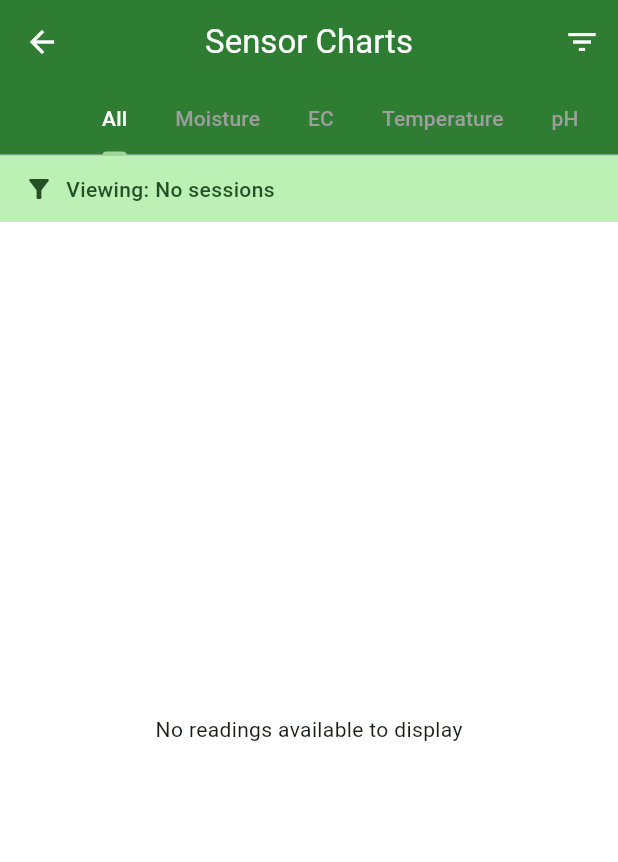
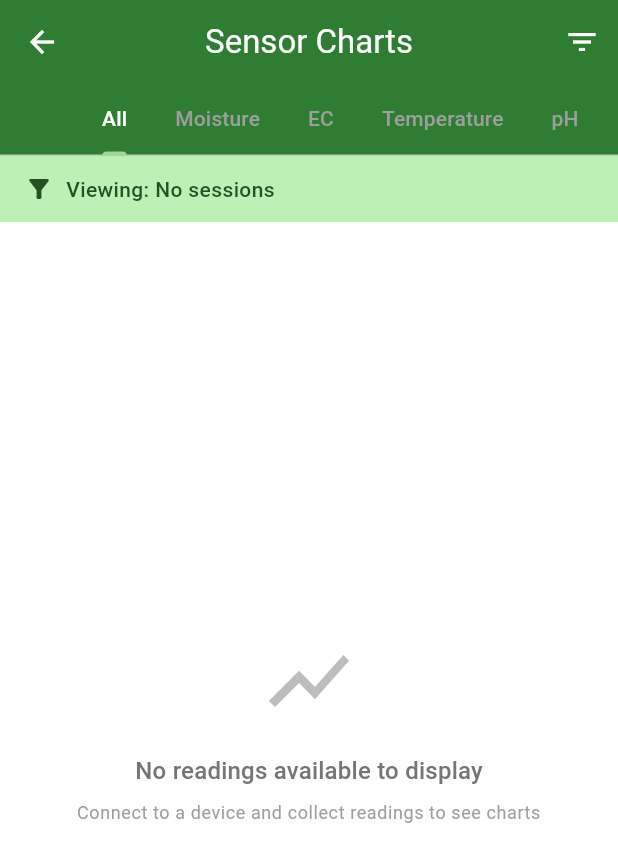
Before and after one commit to santawearscoolpants/npk_soil_sensor, a Flutter app: the ChartsScreen screen opened directly, on a phone screen of 412 x 824 dp. Shown: the top 862 px of the screen. Run offline on Flutter 3.47's test engine with Material 3 defaults, Android fonts, the phone set to English and light mode, and no system bars; our stand-ins replace csv, drift, fl_chart, flutter_blue_plus, flutter_riverpod, image_picker and 4 more; accounts and stored records are empty; generated files the repository leaves out were written again.

Commit message:
Enhance ChartsScreen: add date range filtering and session comparison features, optimize data sampling for large datasets, and improve error handling and user feedback in chart displays.

```diff
--- a/csir_soil_sensor/lib/src/features/charts/charts_screen.dart
+++ b/csir_soil_sensor/lib/src/features/charts/charts_screen.dart
@@ -26,6 +26,12 @@ final _selectedSessionIdProvider = StateProvider<int?>((ref) => null);
 
 // Provider to persist the selected chart tab index across tab navigation
 final _selectedChartTabIndexProvider = StateProvider<int>((ref) => 0);
+
+// Provider for date range filter
+final _dateRangeProvider = StateProvider<DateTimeRange?>((ref) => null);
+
+// Provider for multiple session comparison
+final _comparisonSessionIdsProvider = StateProvider<List<int>>((ref) => []);
 
 // Export the provider so it can be invalidated from other screens
 final readingsProvider = FutureProvider.family
@@ -140,6 +146,67 @@ class _ChartsScreenState extends ConsumerState<ChartsScreen>
     return chartNames[chartIndex];
   }
 
+  /// Performance optimization: Sample data for large datasets
+  /// Returns sampled readings if dataset is too large, otherwise returns original
+  List<SensorReading> _sampleDataIfNeeded(List<SensorReading> readings, {int maxPoints = 500}) {
+    if (readings.length <= maxPoints) {
+      return readings;
+    }
+
+    // Sample data evenly across the dataset
+    final step = (readings.length / maxPoints).ceil();
+    final sampled = <SensorReading>[];
+
+    for (int i = 0; i < readings.length; i += step) {
+      sampled.add(readings[i]);
+    }
+
+    // Always include the last reading
+    if (sampled.last != readings.last) {
+      sampled.add(readings.last);
+    }
+
+    return sampled;
+  }
+
+  /// Filter readings by date range
+  List<SensorReading> _filterByDateRange(
+    List<SensorReading> readings,
+    DateTimeRange? dateRange,
+  ) {
+    if (dateRange == null) return readings;
+
+    return readings.where((reading) {
+      final readingDate = reading.timestamp;
+      return readingDate.isAfter(dateRange.start.subtract(const Duration(seconds: 1))) &&
+             readingDate.isBefore(dateRange.end.add(const Duration(seconds: 1)));
+    }).toList();
+  }
+
+  /// Get readings for multiple sessions for comparison
+  Future<List<SensorReading>> _getComparisonReadings(
+    List<int> sessionIds,
+    List<ReadingSession> sessions,
+  ) async {
+    if (sessionIds.isEmpty) return [];
+
+    final allReadingIds = <int>[];
+    for (final sessionId in sessionIds) {
+      final session = sessions.firstWhere(
+        (s) => s.id == sessionId,
+        orElse: () => ReadingSession(id: -1, createdAt: DateTime.now(), readingIds: []),
+      );
+      if (session.id != -1) {
+        allReadingIds.addAll(session.readingIds);
+      }
+    }
+
+    if (allReadingIds.isEmpty) return [];
+
+    final sensorRepo = ref.read(sensorRepoProvider);
+    return await sensorRepo.getReadingsByIds(allReadingIds);
+  }
+
   Future<ui.Image?> _captureChartImage(int chartIndex) async {
     final key = _chartKeys[chartIndex];
     if (key == null || key.currentContext == null) return null;
@@ -161,159 +228,6 @@ class _ChartsScreenState extends ConsumerState<ChartsScreen>
     } catch (e) {
       print('Error capturing chart $chartIndex: $e');
       return null;
-    }
-  }
-
-  Future<void> _exportChart(int chartIndex, int? sessionId) async {
-    // Special handling for "All Sensors" tab - export all individual charts
-    if (chartIndex == 0) {
-      await _exportAllSensorsChart(sessionId);
-      return;
-    }
-
-    final image = await _captureChartImage(chartIndex);
-    if (image == null) {
-      if (mounted) {
-        ScaffoldMessenger.of(context).showSnackBar(
-          const SnackBar(content: Text('Chart not ready for export')),
-        );
-      }
-      return;
-    }
-
-    try {
-      final ByteData? byteData =
-          await image.toByteData(format: ui.ImageByteFormat.png);
-
-      if (byteData == null) {
-        if (mounted) {
-          ScaffoldMessenger.of(context).showSnackBar(
-            const SnackBar(content: Text('Failed to capture chart')),
-          );
-        }
-        return;
-      }
-
-      // Convert image bytes to PDF image
-      final imageBytes = byteData.buffer.asUint8List();
-
-      // Verify image bytes are valid
-      if (imageBytes.isEmpty) {
-        if (mounted) {
-          ScaffoldMessenger.of(context).showSnackBar(
-            const SnackBar(content: Text('Image data is empty')),
-          );
-        }
-        return;
-      }
-
-      // Create PDF image
-      final pdfImage = pw.MemoryImage(imageBytes);
-
-      // Get image dimensions for proper sizing
-      final imageWidth = image.width.toDouble();
-      final imageHeight = image.height.toDouble();
-      final aspectRatio = imageWidth / imageHeight;
-
-      // Calculate available dimensions (A4 minus margins)
-      const pageWidth = 595.28;
-      const pageHeight = 841.89;
-      const margin = 40.0;
-      final availableWidth = pageWidth - (margin * 2);
-      final availableHeight = pageHeight - (margin * 2) - 80;
-
-      // Calculate image size to fit within available space
-      double imageWidthPdf = availableWidth;
-      double imageHeightPdf = imageWidthPdf / aspectRatio;
-
-      if (imageHeightPdf > availableHeight) {
-        imageHeightPdf = availableHeight;
-        imageWidthPdf = imageHeightPdf * aspectRatio;
-      }
-
-      // Create PDF document
-      final pdf = pw.Document();
-      final chartTitle = _getChartTitle(chartIndex);
-      final sessionText = sessionId != null
-          ? 'Session #$sessionId'
-          : 'All Readings';
-      final exportDate = DateTime.now();
-
-      pdf.addPage(
-        pw.Page(
-          pageFormat: PdfPageFormat.a4,
-          margin: const pw.EdgeInsets.all(margin),
-          build: (pw.Context context) {
-            return pw.Stack(
-              children: [
-                // Title and metadata at top
-                pw.Positioned(
-                  top: 0,
-                  left: 0,
-                  right: 0,
-                  child: pw.Column(
-                    crossAxisAlignment: pw.CrossAxisAlignment.start,
-                    mainAxisSize: pw.MainAxisSize.min,
-                    children: [
-                      pw.Text(
-                        chartTitle,
-                        style: pw.TextStyle(
-                          fontSize: 24,
-                          fontWeight: pw.FontWeight.bold,
-                        ),
-                      ),
-                      pw.SizedBox(height: 8),
-                      pw.Text(
-                        '$sessionText • ${exportDate.toLocal().toString().split('.')[0]}',
-                        style: pw.TextStyle(
-                          fontSize: 12,
-                          color: PdfColors.grey700,
-                        ),
-                      ),
-                    ],
-                  ),
-                ),
-                // Chart image centered below the header
-                pw.Positioned(
-                  top: 80,
-                  left: 0,
-                  right: 0,
-                  bottom: 0,
-                  child: pw.Center(
-                    child: pw.Image(
-                      pdfImage,
-                      width: imageWidthPdf,
-                      height: imageHeightPdf,
-                      fit: pw.BoxFit.contain,
-                    ),
-                  ),
-                ),
-              ],
-            );
-          },
-        ),
-      );
-
-      // Save PDF
-      final dir = await getTemporaryDirectory();
-      final fileName = '${_getExportFileName(chartIndex, sessionId)}.pdf';
-      final file = File('${dir.path}/$fileName');
-      await file.writeAsBytes(await pdf.save());
-
-      final exportName = _getExportFileName(chartIndex, sessionId);
-      await Share.shareXFiles([XFile(file.path)]);
-
-      if (mounted) {
-        ScaffoldMessenger.of(context).showSnackBar(
-          SnackBar(content: Text('Chart exported as PDF: $exportName')),
-        );
-      }
-    } catch (e) {
-      if (mounted) {
-        ScaffoldMessenger.of(context).showSnackBar(
-          SnackBar(content: Text('Export error: $e')),
-        );
-      }
     }
   }
 
@@ -652,89 +566,228 @@ class _ChartsScreenState extends ConsumerState<ChartsScreen>
             child: readingsAsync.when(
               data: (readings) {
                 if (readings.isEmpty) {
-                  return const Center(
-                    child: Text('No readings available to display'),
+                  return Center(
+                    child: Column(
+                      mainAxisAlignment: MainAxisAlignment.center,
+                      children: [
+                        Icon(
+                          Icons.show_chart,
+                          size: 64,
+                          color: Colors.grey[400],
+                        ),
+                        const SizedBox(height: 16),
+                        Text(
+                          'No readings available to display',
+                          style: Theme.of(context).textTheme.titleMedium?.copyWith(
+                                color: Colors.grey[600],
+                              ),
+                        ),
+                        const SizedBox(height: 8),
+                        Text(
+                          'Connect to a device and collect readings to see charts',
+                          style: Theme.of(context).textTheme.bodySmall?.copyWith(
+                                color: Colors.grey[500],
+                              ),
+                          textAlign: TextAlign.center,
+                        ),
+                      ],
+                    ),
                   );
                 }
 
+                try {
                   // Sort readings by timestamp
                   final sortedReadings = List<SensorReading>.from(readings)
                     ..sort((a, b) => a.timestamp.compareTo(b.timestamp));
 
+                  // Apply date range filter if set
+                  final dateRange = ref.watch(_dateRangeProvider);
+                  final filteredReadings = _filterByDateRange(sortedReadings, dateRange);
+
+                  if (filteredReadings.isEmpty) {
+                    return Center(
+                      child: Column(
+                        mainAxisAlignment: MainAxisAlignment.center,
+                        children: [
+                          Icon(
+                            Icons.date_range,
+                            size: 64,
+                            color: Colors.grey[400],
+                          ),
+                          const SizedBox(height: 16),
+                          Text(
+                            'No readings in selected date range',
+                            style: Theme.of(context).textTheme.titleMedium?.copyWith(
+                                  color: Colors.grey[600],
+                                ),
+                          ),
+                          const SizedBox(height: 8),
+                          TextButton(
+                            onPressed: () {
+                              ref.read(_dateRangeProvider.notifier).state = null;
+                            },
+                            child: const Text('Clear date filter'),
+                          ),
+                        ],
+                      ),
+                    );
+                  }
+
+                  // Sample data for performance if needed
+                  final displayReadings = _sampleDataIfNeeded(filteredReadings);
+
                     return TabBarView(
                     controller: _tabController,
                     children: [
-                    _buildAllChartsView(sortedReadings),
+                      _buildAllChartsView(displayReadings, originalCount: filteredReadings.length),
                       _buildChart(
-                      sortedReadings,
+                        displayReadings,
                         1,
                         'Moisture',
                         '%',
                         (r) => r.moisture,
                         Colors.blue,
+                        originalCount: filteredReadings.length,
                       ),
                       _buildChart(
-                      sortedReadings,
+                        displayReadings,
                         2,
                         'EC',
                         'mS/cm',
                         (r) => r.ec,
                         Colors.green,
+                        originalCount: filteredReadings.length,
                       ),
                       _buildChart(
-                      sortedReadings,
+                        displayReadings,
                         3,
                         'Temperature',
                         '°C',
                         (r) => r.temperature,
                         Colors.orange,
+                        originalCount: filteredReadings.length,
                       ),
                       _buildChart(
-                      sortedReadings,
+                        displayReadings,
                         4,
                         'pH',
                         '',
                         (r) => r.ph,
                         Colors.purple,
+                        originalCount: filteredReadings.length,
                       ),
                       _buildChart(
-                      sortedReadings,
+                        displayReadings,
                         5,
                         'Nitrogen',
                         'ppm',
                         (r) => r.nitrogen.toDouble(),
                         Colors.red,
+                        originalCount: filteredReadings.length,
                       ),
                       _buildChart(
-                      sortedReadings,
+                        displayReadings,
                         6,
                         'Phosphorus',
                         'ppm',
                         (r) => r.phosphorus.toDouble(),
                         Colors.teal,
+                        originalCount: filteredReadings.length,
                       ),
                       _buildChart(
-                      sortedReadings,
+                        displayReadings,
                         7,
                         'Potassium',
                         'ppm',
                         (r) => r.potassium.toDouble(),
                         Colors.amber,
+                        originalCount: filteredReadings.length,
                       ),
                       _buildChart(
-                      sortedReadings,
+                        displayReadings,
                         8,
                         'Salinity',
                         'g/L',
                         (r) => r.salinity,
                         Colors.cyan,
+                        originalCount: filteredReadings.length,
                       ),
                     ],
                   );
+                } catch (e) {
+                  return Center(
+                    child: Column(
+                      mainAxisAlignment: MainAxisAlignment.center,
+                      children: [
+                        Icon(
+                          Icons.error_outline,
+                          size: 64,
+                          color: Colors.red[300],
+                        ),
+                        const SizedBox(height: 16),
+                        Text(
+                          'Error displaying charts',
+                          style: Theme.of(context).textTheme.titleMedium?.copyWith(
+                                color: Colors.red[700],
+                              ),
+                        ),
+                        const SizedBox(height: 8),
+                        Text(
+                          e.toString(),
+                          style: Theme.of(context).textTheme.bodySmall?.copyWith(
+                                color: Colors.grey[600],
+                              ),
+                          textAlign: TextAlign.center,
+                        ),
+                      ],
+                    ),
+                  );
+                }
               },
-              loading: () => const Center(child: CircularProgressIndicator()),
+              loading: () => Center(
+                child: Column(
+                  mainAxisAlignment: MainAxisAlignment.center,
+                  children: [
+                    const CircularProgressIndicator(),
+                    const SizedBox(height: 16),
+                    Text(
+                      'Loading chart data...',
+                      style: Theme.of(context).textTheme.bodyMedium?.copyWith(
+                            color: Colors.grey[600],
+                          ),
+                    ),
+                  ],
+                ),
+              ),
               error: (error, stack) => Center(
-                child: Text('Error loading readings: $error'),
+                child: Column(
+                  mainAxisAlignment: MainAxisAlignment.center,
+                  children: [
+                    Icon(
+                      Icons.error_outline,
+                      size: 64,
+                      color: Colors.red[300],
+                    ),
+                    const SizedBox(height: 16),
+                    Text(
+                      'Error loading readings',
+                      style: Theme.of(context).textTheme.titleMedium?.copyWith(
+                            color: Colors.red[700],
+                          ),
+                    ),
+                    const SizedBox(height: 8),
+                    Padding(
+                      padding: const EdgeInsets.symmetric(horizontal: 32.0),
+                      child: Text(
+                        error.toString(),
+                        style: Theme.of(context).textTheme.bodySmall?.copyWith(
+                              color: Colors.grey[600],
+                            ),
+                        textAlign: TextAlign.center,
+                      ),
+                    ),
+                  ],
+                ),
               ),
             ),
           ),
@@ -749,10 +802,29 @@ class _ChartsScreenState extends ConsumerState<ChartsScreen>
     String title,
     String unit,
     double Function(SensorReading) valueExtractor,
-    Color color,
-  ) {
+    Color color, {
+    int originalCount = 0,
+  }) {
     if (readings.isEmpty) {
-      return const Center(child: Text('No data available'));
+      return Center(
+        child: Column(
+          mainAxisAlignment: MainAxisAlignment.center,
+          children: [
+            Icon(
+              Icons.show_chart,
+              size: 48,
+              color: Colors.grey[400],
+            ),
+            const SizedBox(height: 8),
+            Text(
+              'No data available',
+              style: Theme.of(context).textTheme.bodyMedium?.copyWith(
+                    color: Colors.grey[600],
+                  ),
+            ),
+          ],
+        ),
+      );
     }
 
     // Prepare chart data points
@@ -877,6 +949,7 @@ class _ChartsScreenState extends ConsumerState<ChartsScreen>
                     ),
                   ],
                   lineTouchData: LineTouchData(
+                    enabled: true,
                     touchTooltipData: LineTouchTooltipData(
                       getTooltipItems: (List<LineBarSpot> touchedSpots) {
                         return touchedSpots.map((spot) {
@@ -896,13 +969,37 @@ class _ChartsScreenState extends ConsumerState<ChartsScreen>
                       },
                     ),
                   ),
+                  // Enable zoom and pan
+                  clipData: const FlClipData.all(),
+                  extraLinesData: ExtraLinesData(
+                    verticalLines: [],
+                    horizontalLines: [],
+                  ),
                 ),
               ),
             ),
             const SizedBox(height: 8),
+            Row(
+              mainAxisAlignment: MainAxisAlignment.spaceBetween,
+              children: [
                 Text(
-              'Range: ${minValue.toStringAsFixed(2)} - ${maxValue.toStringAsFixed(2)} $unit | ${readings.length} readings',
+                  'Range: ${minValue.toStringAsFixed(2)} - ${maxValue.toStringAsFixed(2)} $unit',
                   style: Theme.of(context).textTheme.bodySmall,
+                ),
+                if (originalCount > 0 && originalCount != readings.length)
+                  Text(
+                    '${readings.length}/${originalCount} points',
+                    style: Theme.of(context).textTheme.bodySmall?.copyWith(
+                          color: Colors.blue,
+                          fontStyle: FontStyle.italic,
+                        ),
+                  )
+                else
+                  Text(
+                    '${readings.length} readings',
+                    style: Theme.of(context).textTheme.bodySmall,
+                  ),
+              ],
             ),
           ],
         ),
@@ -910,7 +1007,7 @@ class _ChartsScreenState extends ConsumerState<ChartsScreen>
     );
   }
 
-  Widget _buildAllChartsView(List<SensorReading> readings) {
+  Widget _buildAllChartsView(List<SensorReading> readings, {int originalCount = 0}) {
     return RepaintBoundary(
       key: _chartKeys[0],
       child: SingleChildScrollView(
```
Lines whose indentation alone changed are shown as unchanged.
